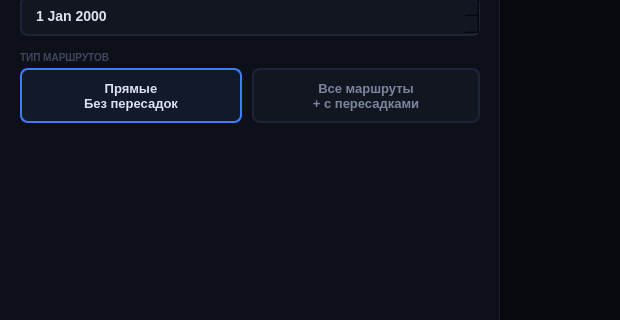
First picture: the form in RouteBuilderUI/mainwindow.ui, repository AnastasiaLeon/Route_Builder, before the edit; both pictures show x 0 to 620 and y 262 to 582 of the 812 by 697 pixel window.
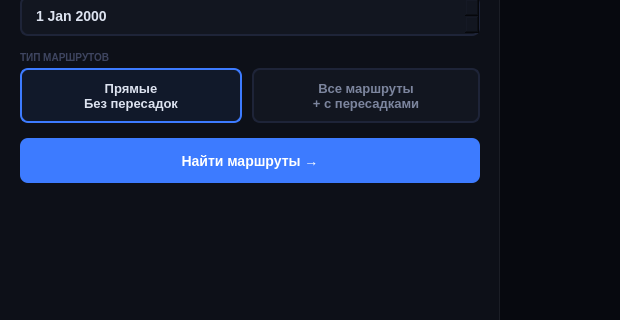
Second picture: the form after the edit.

Commit message: added word find routs

The edit to the form file:
```diff
--- a/RouteBuilderUI/mainwindow.ui
+++ b/RouteBuilderUI/mainwindow.ui
@@ -291,6 +291,35 @@
 + с пересадками</string>
     </property>
    </widget>
+   <widget class="QPushButton" name="searchBtn">
+    <property name="geometry">
+     <rect>
+      <x>20</x>
+      <y>400</y>
+      <width>460</width>
+      <height>45</height>
+     </rect>
+    </property>
+    <property name="styleSheet">
+     <string notr="true">QPushButton {
+    background-color: #3d7bff;
+    color: white;
+    border: none;
+    border-radius: 8px;
+    font-size: 14px;
+    font-weight: 700;
+}
+QPushButton:hover {
+    background-color: #2a5fd4;
+}
+QPushButton:pressed {
+    background-color: #1e4ab0;
+}</string>
+    </property>
+    <property name="text">
+     <string>Найти маршруты →</string>
+    </property>
+   </widget>
   </widget>
   <widget class="QMenuBar" name="menubar">
    <property name="geometry">
```
The commit also changes 1 other file.
